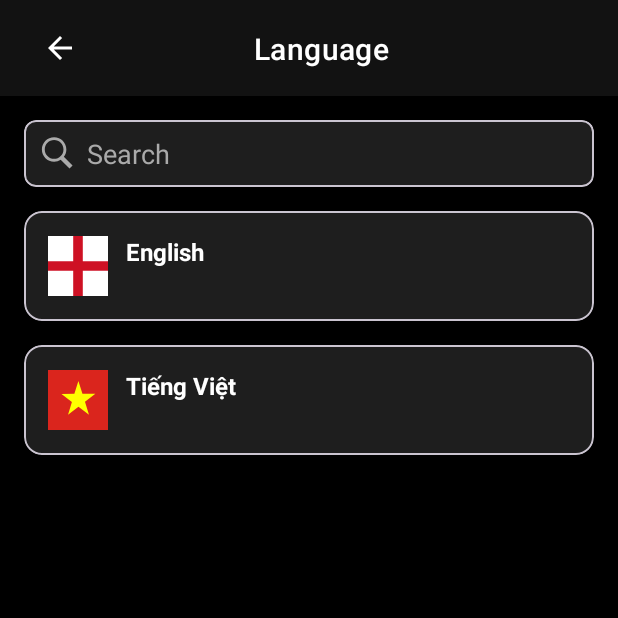
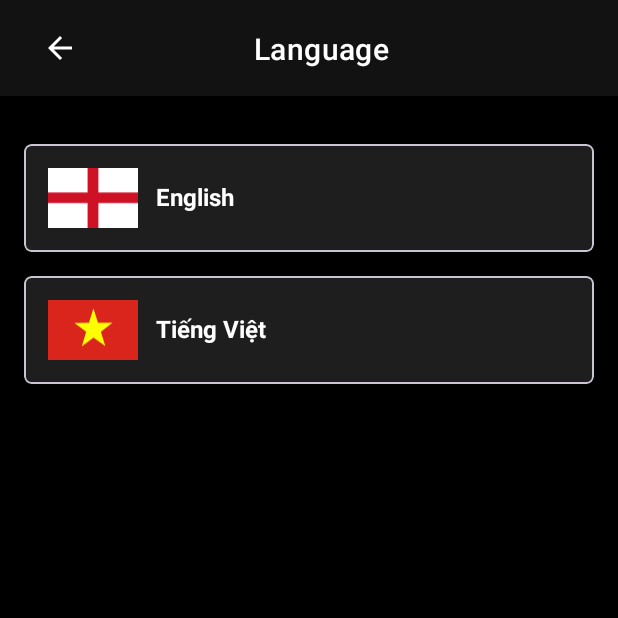
Before and after one commit to DuDuongVanPtit/DEFTY_MOVIE_APP, an Android app: the screen it shows after launch (LanguageActivity), on a phone screen of 412 x 824 dp, the top half of it. Run offline under Robolectric (Android 15) with nearby library versions, the light colour scheme and no system bars.

Commit message:
fix: Login

```diff
--- a/app/src/main/java/com/example/defty_movie_app/view/LoginWithPasswordBottomSheetDialog.java
+++ b/app/src/main/java/com/example/defty_movie_app/view/LoginWithPasswordBottomSheetDialog.java
@@ -48,7 +48,8 @@ public class LoginWithPasswordBottomSheetDialog extends BottomSheetDialogFragmen
         btnClose = view.findViewById(R.id.btnClose);
         tvSignUp = view.findViewById(R.id.tvSignUp);
 
-        authViewModel = new ViewModelProvider(this).get(AuthViewModel.class);
+        authViewModel = new ViewModelProvider(requireActivity()).get(AuthViewModel.class);
+
 
         // Xử lý sự kiện nút Back
         btnBack.setOnClickListener(v -> {
--- a/app/src/main/java/com/example/defty_movie_app/view/ProfileFragment.java
+++ b/app/src/main/java/com/example/defty_movie_app/view/ProfileFragment.java
@@ -56,7 +56,7 @@ public class ProfileFragment extends Fragment {
             if (user != null) {
                 System.out.println("User data: " + user.getFullName());
                 loginText.setText(user.getFullName());
-                loginText.setClickable(false);
+                loginText.setClickable(true);
             } else {
                 System.out.println("No user data available");
                 loginText.setText("Login / Signup");
--- a/app/src/main/res/layout/item_language.xml
+++ b/app/src/main/res/layout/item_language.xml
@@ -7,7 +7,7 @@
     android:layout_marginVertical="8dp"
     android:clickable="true"
     android:focusable="true"
-    app:cardCornerRadius="12dp"
+    app:cardCornerRadius="5dp"
     app:cardElevation="2dp"
     app:cardBackgroundColor="#1E1E1E">
 
@@ -19,7 +19,7 @@
         <!-- Flag -->
         <ImageView
             android:id="@+id/language_flag"
-            android:layout_width="40dp"
+            android:layout_width="60dp"
             android:layout_height="40dp"
             android:contentDescription="TODO"
             android:scaleType="centerCrop"
@@ -27,47 +27,33 @@
             app:layout_constraintTop_toTopOf="parent"
             app:layout_constraintBottom_toBottomOf="parent" />
 
-        <!-- Language Name -->
+
         <TextView
             android:id="@+id/language_name"
             android:layout_width="0dp"
             android:layout_height="wrap_content"
+            android:layout_marginStart="12dp"
+            android:layout_marginTop="8dp"
+            android:ellipsize="end"
+            android:maxLines="1"
             android:textColor="#FFFFFF"
+            android:textSize="16sp"
             android:textStyle="bold"
-            android:textSize="16sp"
+            app:layout_constraintEnd_toStartOf="@+id/language_selected"
+            app:layout_constraintHorizontal_bias="0.0"
             app:layout_constraintStart_toEndOf="@id/language_flag"
-            app:layout_constraintTop_toTopOf="parent"
-            app:layout_constraintBottom_toTopOf="@id/language_native_name"
-            app:layout_constraintEnd_toStartOf="@id/language_selected"
-            android:layout_marginStart="12dp"
-            android:maxLines="1"
-            android:ellipsize="end" />
+            app:layout_constraintTop_toTopOf="parent" />
 
-        <!-- Native Name -->
-        <TextView
-            android:id="@+id/language_native_name"
-            android:layout_width="0dp"
-            android:layout_height="wrap_content"
-            android:textColor="#BBBBBB"
-            android:textSize="14sp"
-            app:layout_constraintStart_toStartOf="@id/language_name"
-            app:layout_constraintTop_toBottomOf="@id/language_name"
-            app:layout_constraintEnd_toEndOf="@id/language_name"
-            app:layout_constraintBottom_toBottomOf="parent"
-            android:maxLines="1"
-            android:ellipsize="end" />
-
-        <!-- Checkmark (Visible only when selected) -->
         <ImageView
             android:id="@+id/language_selected"
-            android:layout_width="24dp"
-            android:layout_height="24dp"
+            android:layout_width="0dp"
+            android:layout_height="2dp"
+            android:contentDescription="@string/selected"
             android:src="@drawable/ic_check_circle"
             android:visibility="gone"
-            android:contentDescription="@string/selected"
+            app:layout_constraintBottom_toBottomOf="parent"
             app:layout_constraintEnd_toEndOf="parent"
             app:layout_constraintTop_toTopOf="parent"
-            app:layout_constraintBottom_toBottomOf="parent"
             app:tint="#BB86FC" />
 
     </androidx.constraintlayout.widget.ConstraintLayout>
--- a/app/src/main/res/layout/language_activity.xml
+++ b/app/src/main/res/layout/language_activity.xml
@@ -57,33 +57,6 @@
         app:cardElevation="2dp"
         app:layout_constraintTop_toBottomOf="@id/toolbar">
 
-        <LinearLayout
-            android:layout_width="match_parent"
-            android:layout_height="wrap_content"
-            android:gravity="center_vertical"
-            android:orientation="horizontal"
-            android:padding="2dp">
-
-            <ImageView
-                android:layout_width="24dp"
-                android:layout_height="24dp"
-                android:layout_marginStart="8dp"
-                android:contentDescription="@string/search"
-                android:src="@drawable/ic_search"
-                app:tint="#AAAAAA" />
-
-            <EditText
-                android:id="@+id/search_languages"
-                android:layout_width="match_parent"
-                android:layout_height="wrap_content"
-                android:background="@null"
-                android:hint="@string/search"
-                android:importantForAutofill="no"
-                android:inputType="text"
-                android:padding="8dp"
-                android:textColor="#FFFFFF"
-                android:textColorHint="#AAAAAA" />
-        </LinearLayout>
     </com.google.android.material.card.MaterialCardView>
 
     <!-- RecyclerView with Better Styling -->
```
